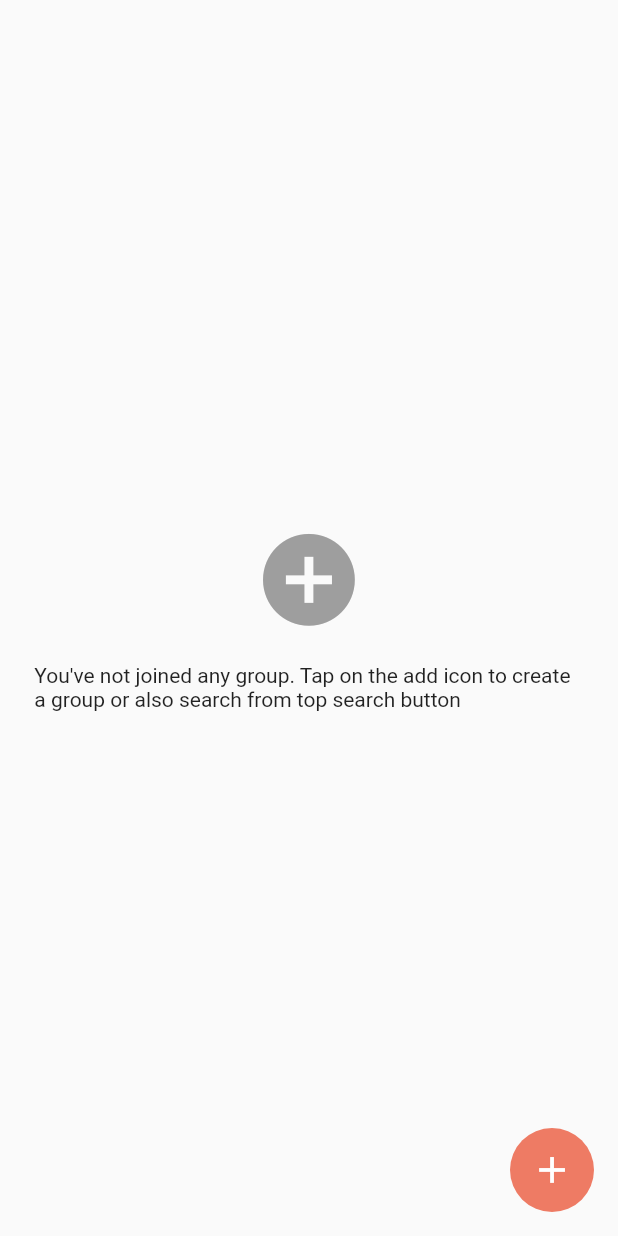
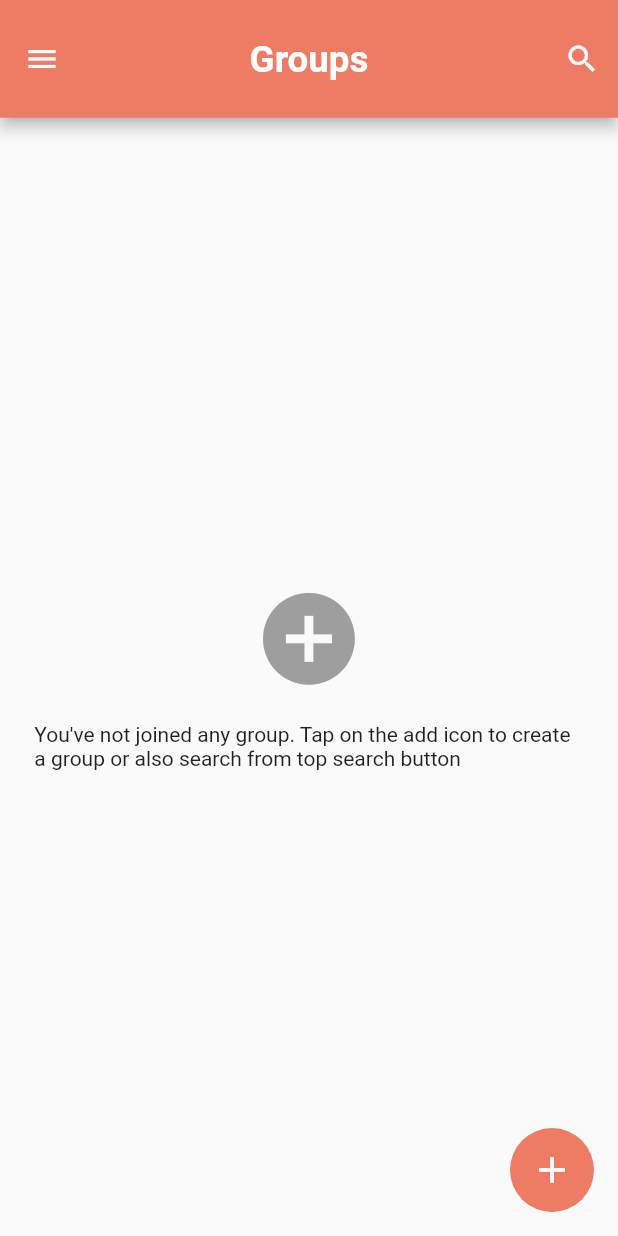
Before and after one commit to sakshipore/ChatApp-Firebase, a Flutter app: the HomeScreen screen opened by its route, on a phone screen of 412 x 824 dp. Run offline on Flutter 3.47's test engine with Material 2 defaults, Android fonts, the phone set to English and light mode, and no system bars; our stand-ins replace cloud_firestore, firebase_auth, firebase_core, flutter_screenutil, get, shared_preferences; accounts and stored records are empty.

Commit message:
Minor fixes

```diff
--- a/lib/controller/profile_controller.dart
+++ b/lib/controller/profile_controller.dart
@@ -24,7 +24,7 @@ class ProfileController extends GetxController {
     update();
   }
 
-  logOut() async {
+  Future<bool> logOut() async {
     try {
       isLoading = true;
       update();
--- a/lib/controller/search_controller.dart
+++ b/lib/controller/search_controller.dart
@@ -17,7 +17,7 @@ class SearchController extends GetxController {
   String? userName;
   bool isJoined = false;
 
-  initiateSearchMethod() async {
+  Future<void> initiateSearchMethod() async {
     if (searchController.text.isNotEmpty) {
       isLoading = true;
       update();
@@ -32,7 +32,8 @@ class SearchController extends GetxController {
     }
   }
 
-  groupList() {
+  //! maybe repeated
+   groupList() {
     return hasUserSearched
         ? ListView.builder(
             shrinkWrap: true,
--- a/lib/view/home_screeen.dart
+++ b/lib/view/home_screeen.dart
@@ -2,9 +2,7 @@ import 'package:chat_app/controller/groups_controller.dart';
 import 'package:chat_app/controller/profile_controller.dart';
 import 'package:chat_app/routes/routes_names.dart';
 import 'package:chat_app/widgets/group_list.dart';
-import 'package:chat_app/widgets/my_appbar.dart';
 import 'package:chat_app/widgets/my_drawer.dart';
-import 'package:chat_app/widgets/pop_up_dialog.dart';
 import 'package:flutter/material.dart';
 import 'package:flutter_screenutil/flutter_screenutil.dart';
 import 'package:get/get.dart';
@@ -37,7 +35,36 @@ class _HomeScreenState extends State<HomeScreen> {
     return GetBuilder<GroupsController>(builder: (controller) {
       return Scaffold(
         //TODO: ADD CUSTOMIZE APP BAR
-        // appBar: MyAppBar(),
+        appBar: AppBar(
+      centerTitle: true,
+      backgroundColor: Color(0xffee7b64),
+      // leading: Icon(
+      //   Icons.menu,
+      //   color: Colors.white,
+      // ),
+      toolbarHeight: 80.h,
+      title: Text(
+        "Groups",
+        style: TextStyle(
+          fontSize: 25.sp,
+          fontWeight: FontWeight.w600,
+          color: Colors.white,
+        ),
+      ),
+      actions: [
+        IconButton(
+          onPressed: () {
+            Get.toNamed(
+              RoutesNames.searchScreen,
+            );
+          },
+          icon: Icon(
+            Icons.search,
+            color: Colors.white,
+          ),
+        ),
+      ],
+    ),
         drawer: MyDrawer(),
         body: GroupList(
           groups: controller.groups,
--- a/lib/view/login_screen.dart
+++ b/lib/view/login_screen.dart
@@ -1,5 +1,3 @@
-import 'dart:developer';
-
 import 'package:chat_app/constants/text_style.dart';
 import 'package:chat_app/controller/auth_controller.dart';
 import 'package:chat_app/routes/routes_names.dart';
@@ -16,7 +14,8 @@ class LoginScreen extends StatelessWidget {
 
   @override
   Widget build(BuildContext context) {
-    return GetBuilder<AuthController>(builder: (controller) {
+    return GetBuilder<AuthController>(
+      builder: (controller) {
       return Scaffold(
         body: SafeArea(
           child: controller.isLoading
--- a/lib/view/register_screen.dart
+++ b/lib/view/register_screen.dart
@@ -1,5 +1,3 @@
-import 'dart:developer';
-
 import 'package:chat_app/constants/text_style.dart';
 import 'package:chat_app/controller/auth_controller.dart';
 import 'package:chat_app/routes/routes_names.dart';
--- a/lib/view/search_screen.dart
+++ b/lib/view/search_screen.dart
@@ -13,6 +13,8 @@ class SearchScreen extends StatelessWidget {
   Widget build(BuildContext context) {
     SearchController searchController = Get.put(SearchController());
 
+    return GetBuilder<SearchController>(
+      builder: (controller) {
         return Scaffold(
           appBar: AppBar(
             centerTitle: true,
@@ -36,7 +38,7 @@ class SearchScreen extends StatelessWidget {
                   children: [
                     Expanded(
                       child: SearchTextField(
-                      controller: searchController.searchController),
+                          controller: controller.searchController),
                     ),
                     GestureDetector(
                       onTap: () {},
@@ -60,4 +62,6 @@ class SearchScreen extends StatelessWidget {
           ),
         );
       }
+    );
   }
+}
--- a/lib/widgets/chat_messages.dart
+++ b/lib/widgets/chat_messages.dart
@@ -1,4 +1,5 @@
 import 'package:chat_app/controller/groups_controller.dart';
+import 'package:chat_app/controller/message_controller.dart';
 import 'package:chat_app/widgets/message_tile.dart';
 import 'package:flutter/material.dart';
 import 'package:get/get.dart';
@@ -9,9 +10,10 @@ class ChatMessages extends StatelessWidget {
 
   @override
   Widget build(BuildContext context) {
-    GroupsController groupsController = Get.find<GroupsController>();
+    MessageController messageController = Get.find<MessageController>();
+
     return StreamBuilder(
-        stream: groupsController.chats,
+        stream: messageController.chats,
         builder: (context, AsyncSnapshot snapshot) {
           return snapshot.hasData
               ? ListView.builder(
```
Also changed, not shown: lib/controller/groups_controller.dart (+24 -23 lines), lib/controller/message_controller.dart (added, +36 -0 lines), lib/view/chat_screen.dart (+12 -6 lines), lib/view/group_info.dart (+5 -2 lines), lib/view/profile_screen.dart (+31 -0 lines). Lines whose indentation alone changed are shown as unchanged.
